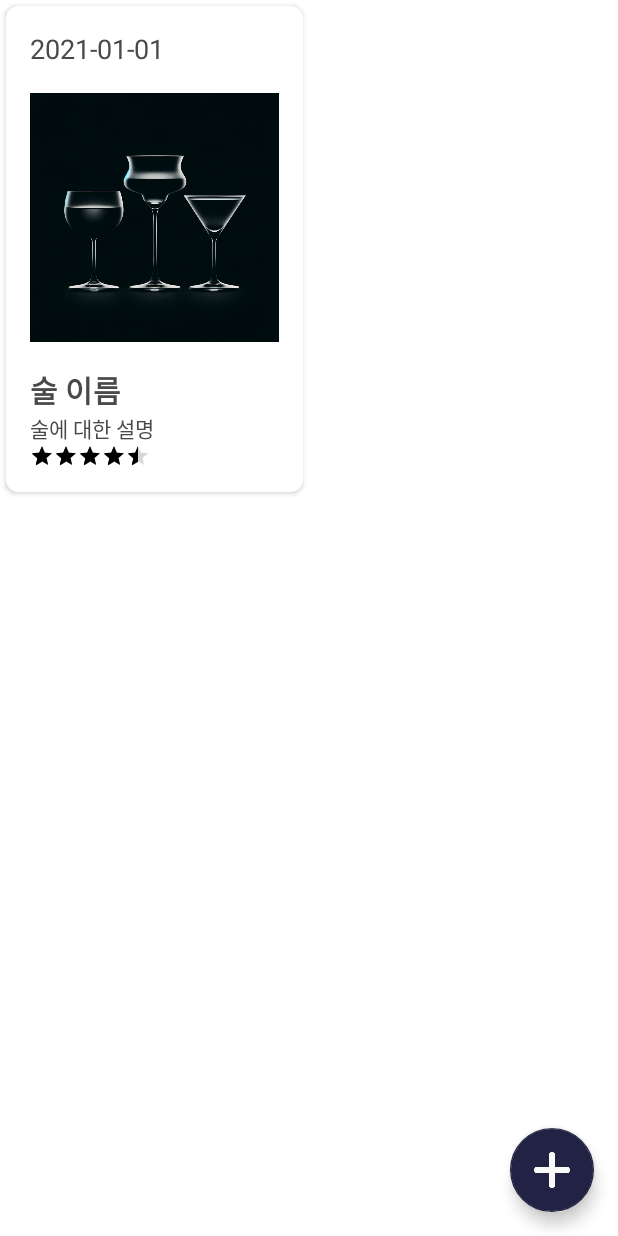
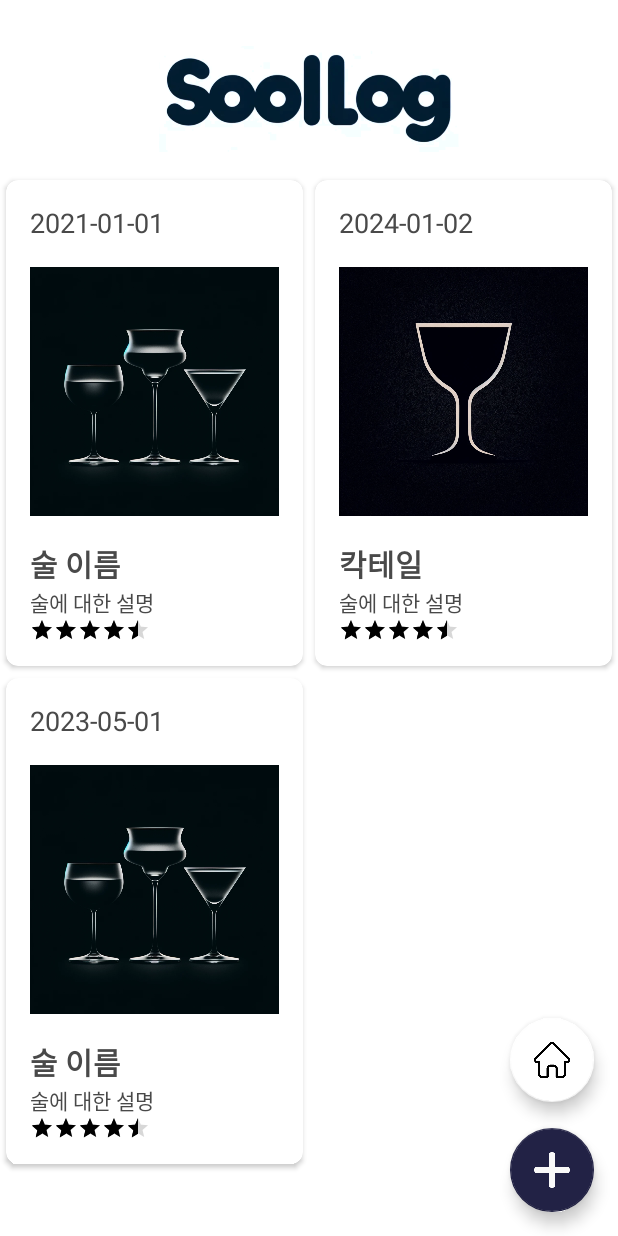
Before and after one commit to blackcat417/MadcampWeek2, an Android app: the LogActivity screen opened directly, with no data from a screen before it, on a phone screen of 412 x 824 dp. Run offline under Robolectric (Android 15) with nearby library versions, the phone set to English and light mode, and no system bars.

Commit message:
design수hbjbh

```diff
--- a/app/src/main/java/com/example/cocktail_week2/Log/LogActivity.kt
+++ b/app/src/main/java/com/example/cocktail_week2/Log/LogActivity.kt
@@ -7,6 +7,7 @@ import androidx.recyclerview.widget.GridLayoutManager
 import androidx.recyclerview.widget.RecyclerView
 import com.example.cocktail_week2.ImageLog
 import com.example.cocktail_week2.LogEntry
+import com.example.cocktail_week2.MainActivity
 import com.example.cocktail_week2.R
 import com.google.android.material.floatingactionbutton.FloatingActionButton
 
@@ -29,6 +30,15 @@ class LogActivity : AppCompatActivity() {
 
             // 또는, 커스텀 다이얼로그나 프래그먼트를 사용하여 log 추가 인터페이스를 표시할 수 있습니다.
         }
+        // 새로운 FloatingActionButton 찾기
+        val fabGoToMain = findViewById<FloatingActionButton>(R.id.fabGoToMain)
+
+        // 새로운 FloatingActionButton에 클릭 리스너 설정
+        fabGoToMain.setOnClickListener {
+            // MainActivity로 돌아가는 인텐트 생성 및 시작
+            val intent = Intent(this, MainActivity::class.java)
+            startActivity(intent)
+        }
 
         // LogActivity 내 onCreate 메서드 안
         val year = intent.getStringExtra("year") ?: "Unknown"
@@ -49,6 +59,10 @@ class LogActivity : AppCompatActivity() {
         val imageLogs = mutableListOf<LogEntry>()
         imageLogs.add(LogEntry("2021", "01", "01", "술 이름", "술에 대한 설명", R.drawable.cocktail2)
         )
+        imageLogs.add(LogEntry("2024", "01", "02", "칵테일", "술에 대한 설명", R.drawable.cocktail1)
+        )
+        imageLogs.add(LogEntry("2023", "05", "01", "술 이름", "술에 대한 설명", R.drawable.cocktail2)
+        )
         recyclerView.adapter = LogAdapter(imageLogs)
     }
 
--- a/app/src/main/res/layout/activity_log.xml
+++ b/app/src/main/res/layout/activity_log.xml
@@ -4,11 +4,20 @@
     android:layout_width="match_parent"
     android:layout_height="match_parent">
 
+    <!-- 로고 이미지뷰 정의 -->
+    <ImageView
+        android:id="@+id/logoImageView"
+        android:layout_width="200dp"
+        android:layout_height="100dp"
+        android:layout_centerHorizontal="true"
+        android:layout_marginTop="16dp"
+        android:src="@drawable/logotext" />
     <!-- 기존 RecyclerView 정의 -->
 <androidx.recyclerview.widget.RecyclerView
     android:id="@+id/recyclerView"
     android:layout_width="match_parent"
     android:layout_height="match_parent"
+    android:layout_below="@id/logoImageView"
     android:scrollbars="vertical" />
 
     <!-- FloatingActionButton 정의 -->
@@ -22,5 +31,17 @@
     android:src="@drawable/add"
     app:backgroundTint="@color/colorPrimary"
     app:fabSize="normal" />
+    <!-- 새로운 FloatingActionButton 정의 -->
+    <com.google.android.material.floatingactionbutton.FloatingActionButton
+        android:id="@+id/fabGoToMain"
+        android:layout_width="wrap_content"
+        android:layout_height="wrap_content"
+        android:layout_above="@id/fabAddLog"
+        android:layout_alignParentEnd="true"
+        android:layout_marginBottom="1dp"
+        android:layout_marginEnd="16dp"
+        android:src="@drawable/home"
+        app:backgroundTint="@color/colorAccent"
+        app:fabSize="normal" />
 
     </RelativeLayout>
```
Also changed, not shown: app/src/main/java/com/example/cocktail_week2/Cock/ListCocktailActivity.kt (+101 -1 lines), app/src/main/res/layout/activity_list_cocktail.xml (added, +34 -0 lines), app/src/main/res/layout/cocktail_item.xml (added, +37 -0 lines), app/src/main/res/drawable/home.png (added), app/src/main/res/drawable/logo.png (added), app/src/main/res/drawable/logotext.png (added).
